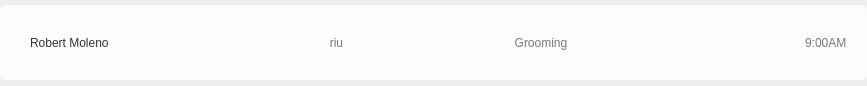
Old version of the form Desktop_Application/Frontend/ui-files/AppointmentsTodayCard.ui in the repository DreddVDomasian/Petmate-Desktop-Application.
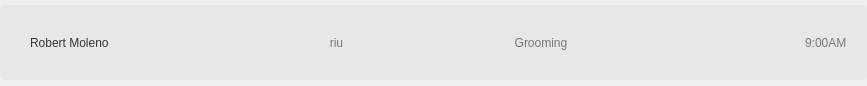
New version of the form.

Diff of the .ui file:
```diff
--- a/Desktop_Application/Frontend/ui-files/AppointmentsTodayCard.ui
+++ b/Desktop_Application/Frontend/ui-files/AppointmentsTodayCard.ui
@@ -48,7 +48,7 @@
      </property>
      <property name="styleSheet">
       <string notr="true">#homeAppointments{
-	background-color:#fcfcfc;
+	background-color:rgb(231, 231, 231);
 	border-radius : 5px;
 	border-bottom: #272727;
 	border-right: #272727;
```
Left out of the diff: 2 changed lines with no effect on the pictures.
